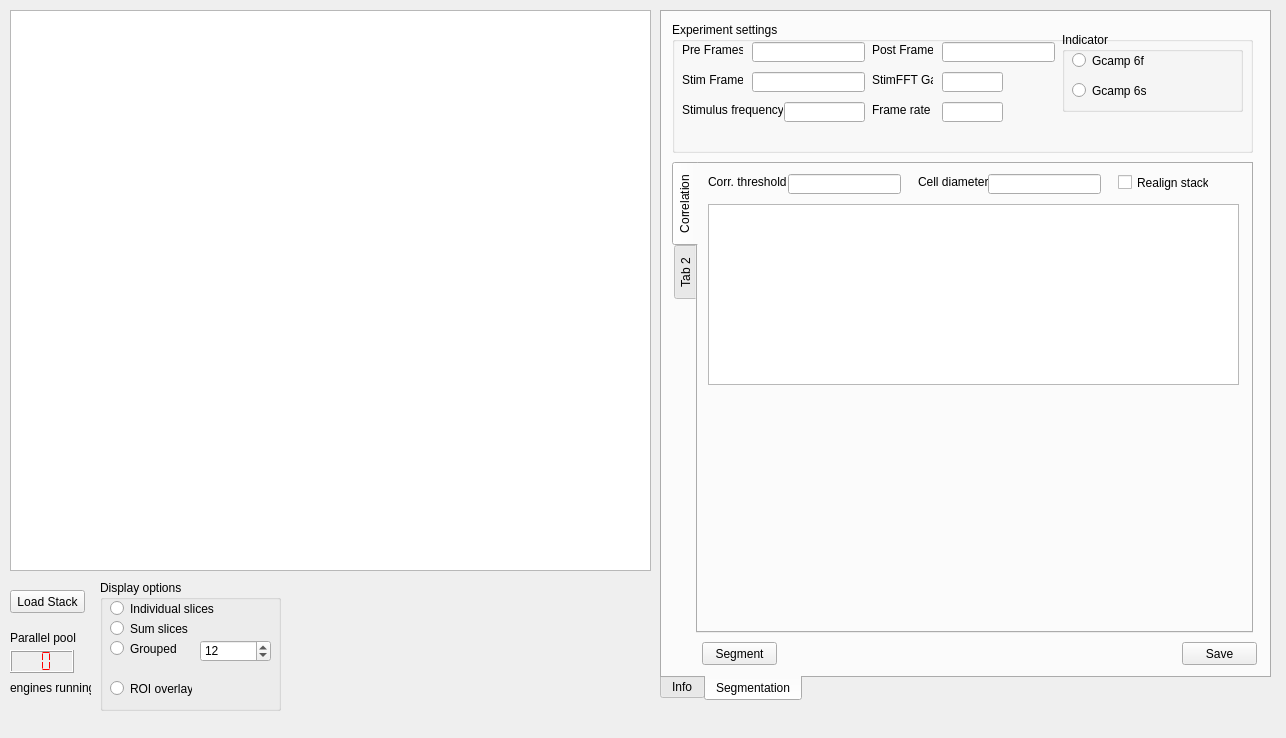
This is stackanalyzer.ui in haesemeyer/ImagingAnalysis as Qt 5 draws it before an edit. The edited form follows.
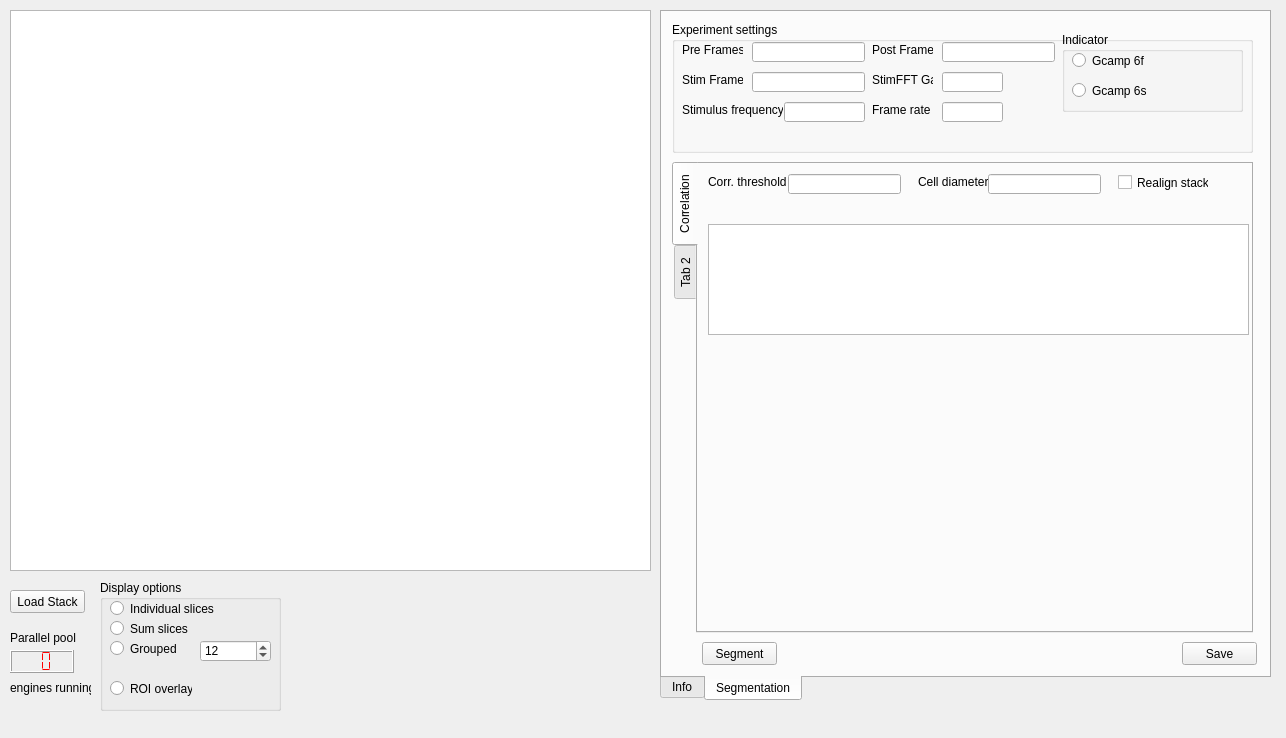
This is the edited form. Custom widgets are drawn as their Qt base class.

Commit message: Added plot for alignment shifts to correlation segmentation tab and wrote code to perform stack realignment if requested.

```diff
--- a/stackanalyzer.ui
+++ b/stackanalyzer.ui
@@ -478,13 +478,13 @@
          <string>Realign stack</string>
         </property>
        </widget>
-       <widget class="QPlainTextEdit" name="plainTextEdit">
+       <widget class="PlotWidget" name="graphAlgnSh">
         <property name="geometry">
          <rect>
           <x>10</x>
-          <y>40</y>
-          <width>531</width>
-          <height>181</height>
+          <y>60</y>
+          <width>541</width>
+          <height>111</height>
          </rect>
         </property>
        </widget>
```
The commit also changes 2 other files.
